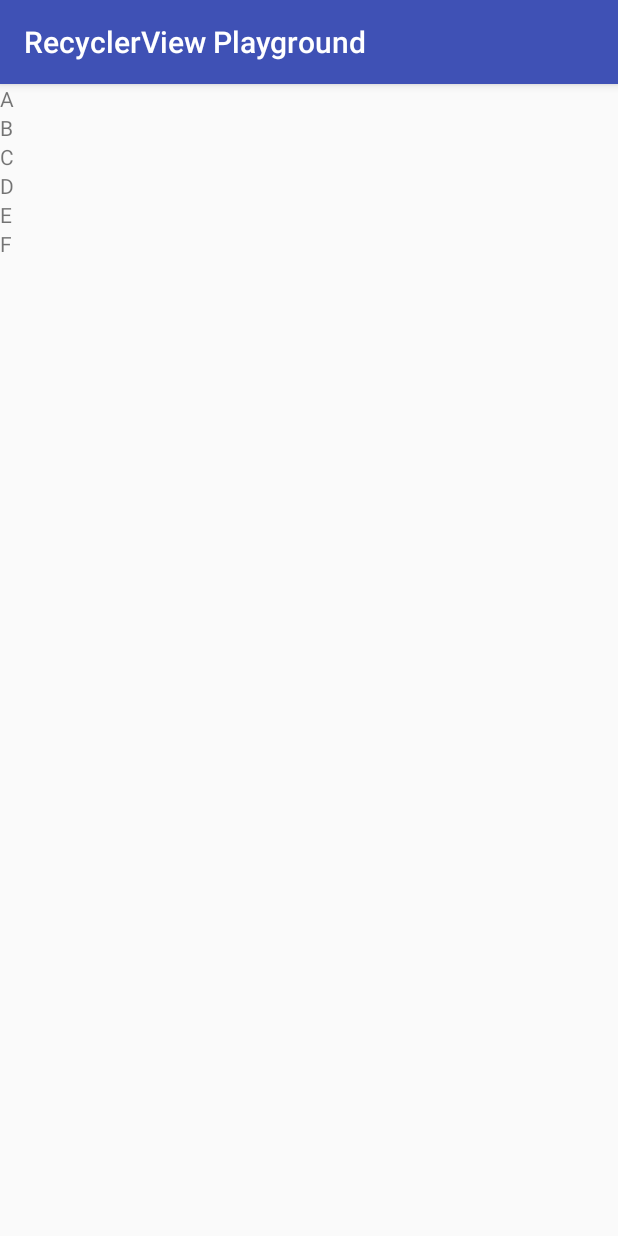
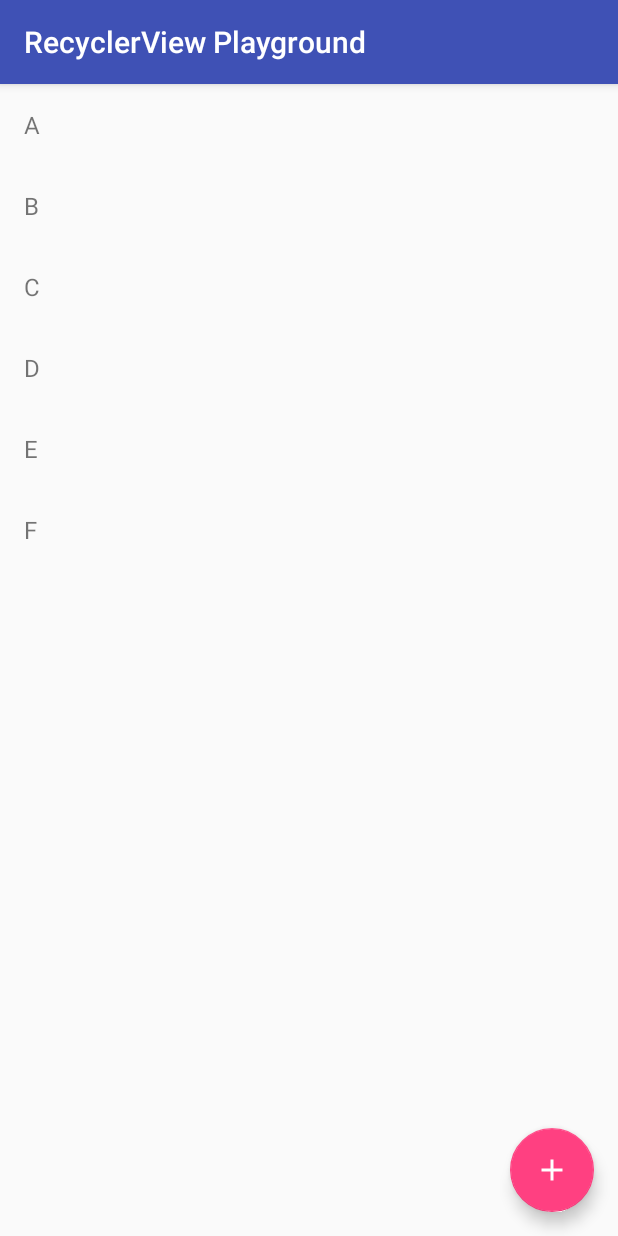
Before and after one commit to MMAUG/RecyclerViewPlaygound, an Android app: the screen it shows after launch (MainActivity), on a phone screen of 412 x 824 dp. Run offline under Robolectric (Android 15) with nearby library versions, the phone set to English and light mode, and no system bars.

Commit message:
added fab

```diff
--- a/app/build.gradle
+++ b/app/build.gradle
@@ -5,6 +5,7 @@ android {
   buildToolsVersion "23.0.3"
 
   defaultConfig {
+    vectorDrawables.useSupportLibrary = true
     applicationId "ninja.poepoe.recyclerviewplayground"
     minSdkVersion 14
     targetSdkVersion 24
@@ -22,6 +23,7 @@ android {
 dependencies {
   compile fileTree(include: ['*.jar'], dir: 'libs')
   testCompile 'junit:junit:4.12'
-  compile 'com.android.support:appcompat-v7:24.2.0'
-  compile 'com.android.support:recyclerview-v7:24.2.0'
+  compile 'com.android.support:appcompat-v7:24.2.1'
+  compile 'com.android.support:recyclerview-v7:24.2.1'
+  compile 'com.android.support:design:24.2.1'
 }
--- a/app/src/main/java/ninja/poepoe/recyclerviewplayground/SimpleListAdapter.java
+++ b/app/src/main/java/ninja/poepoe/recyclerviewplayground/SimpleListAdapter.java
@@ -35,11 +35,6 @@ public class SimpleListAdapter extends RecyclerView.Adapter<RecyclerView.ViewHol
     notifyItemRangeChanged(listItems.size() - newListItems.size(), newListItems.size());
   }
 
-  public void deleteItem(int position) {
-    listItems.remove(position);
-    notifyItemRemoved(position);
-  }
-
   public void addItemAtLastPosition(String string) {
     listItems.add(string);
     //notify item is added at the last of row
@@ -50,6 +45,16 @@ public class SimpleListAdapter extends RecyclerView.Adapter<RecyclerView.ViewHol
     listItems.add(0, string);
     //notify item is added at the first row
     notifyItemInserted(0);
+  }
+
+  public void changeItem(int position, String text) {
+    listItems.set(position,text);
+    notifyItemChanged(position);
+  }
+
+  public void deleteItem(int position) {
+    listItems.remove(position);
+    notifyItemRemoved(position);
   }
 
   @Override public RecyclerView.ViewHolder onCreateViewHolder(ViewGroup parent, int viewType) {
--- /dev/null
+++ b/app/src/main/res/drawable/ic_add_white.xml
@@ -0,0 +1,9 @@
+<vector xmlns:android="http://schemas.android.com/apk/res/android"
+    android:height="24dp"
+    android:viewportHeight="24.0"
+    android:viewportWidth="24.0"
+    android:width="24dp">
+  <path
+      android:fillColor="#FFFFFF"
+      android:pathData="M19,13h-6v6h-2v-6H5v-2h6V5h2v6h6v2z"/>
+</vector>
--- a/app/src/main/res/layout/activity_main.xml
+++ b/app/src/main/res/layout/activity_main.xml
@@ -1,9 +1,26 @@
 <?xml version="1.0" encoding="utf-8"?>
-<android.support.v7.widget.RecyclerView
-    xmlns:android="http://schemas.android.com/apk/res/android"
+<android.support.design.widget.CoordinatorLayout xmlns:android="http://schemas.android.com/apk/res/android"
+    xmlns:app="http://schemas.android.com/apk/res-auto"
     xmlns:tools="http://schemas.android.com/tools"
-    android:id="@+id/rvListItems"
     android:layout_width="match_parent"
     android:layout_height="match_parent"
     tools:context="ninja.poepoe.recyclerviewplayground.MainActivity"
-    />
+    >
+  <android.support.v7.widget.RecyclerView
+      android:id="@+id/rvListItems"
+      android:layout_width="match_parent"
+      android:layout_height="match_parent"
+      android:scrollbars="vertical"
+      app:layout_behavior="@string/appbar_scrolling_view_behavior"
+      />
+  <android.support.design.widget.FloatingActionButton
+      android:layout_width="wrap_content"
+      android:layout_height="wrap_content"
+      android:layout_gravity="bottom|right"
+      android:layout_margin="16dp"
+      app:behavior_autoHide="true"
+      app:fabSize="normal"
+      app:srcCompat="@drawable/ic_add_white"
+      />
+
+</android.support.design.widget.CoordinatorLayout>
--- a/app/src/main/res/layout/row_simple_list.xml
+++ b/app/src/main/res/layout/row_simple_list.xml
@@ -1,6 +1,10 @@
 <?xml version="1.0" encoding="utf-8"?>
 <TextView xmlns:android="http://schemas.android.com/apk/res/android"
+    xmlns:tools="http://schemas.android.com/tools"
     android:id="@+id/textView"
     android:layout_width="match_parent"
     android:layout_height="wrap_content"
+    android:padding="16dp"
+    android:textSize="16sp"
+    tools:text="A"
     />
```
